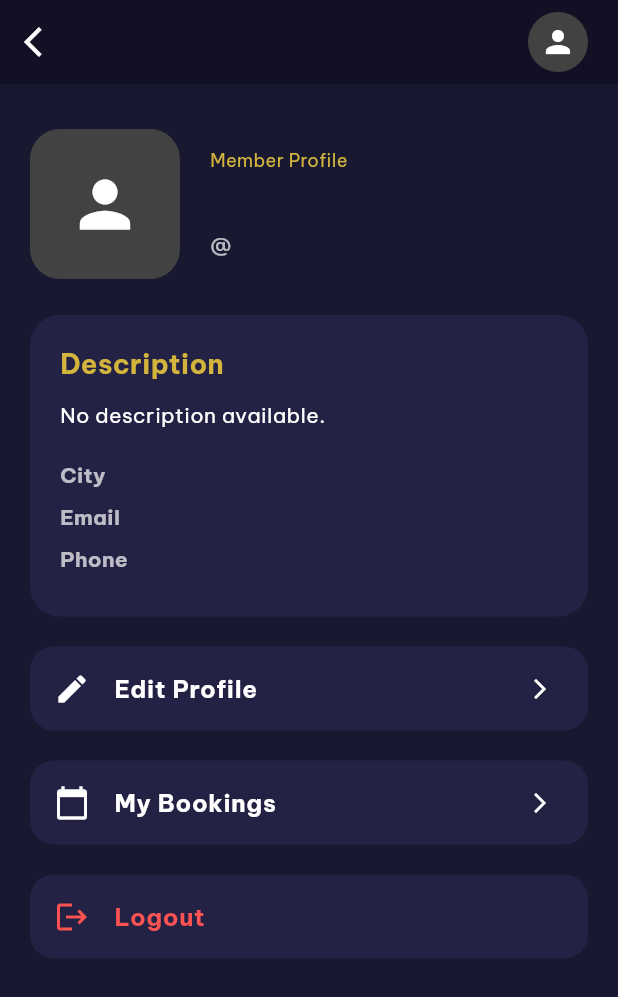
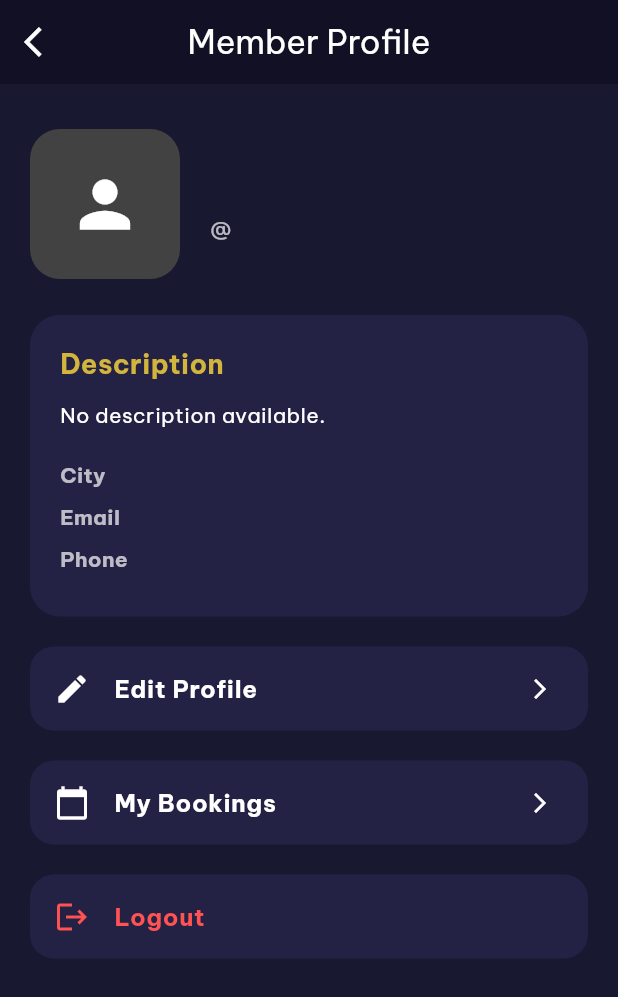
Before and after one commit to pbp-kelompok-f3/kulatih-mobile, a Flutter app: the ProfileLayout screen opened directly with empty values, on a phone screen of 412 x 824 dp. Shown: the top 997 px of the screen. Run offline on Flutter 3.47's test engine with Material 3 defaults, Android fonts, the light colour scheme and no system bars; our stand-ins replace google_fonts; missing offline and left inert: pbp_django_auth; accounts and stored records are empty; network calls fail.

Commit message:
small fixes

```diff
--- a/lib/albert-user/screens/coach_profile.dart
+++ b/lib/albert-user/screens/coach_profile.dart
@@ -3,7 +3,6 @@ import 'package:provider/provider.dart';
 import 'package:kulatih_mobile/models/user_provider.dart';
 import 'package:kulatih_mobile/albert-user/widgets/profile_layout.dart';
 import 'package:kulatih_mobile/albert-user/widgets/coach_card.dart'; // Import constant sportChoices
-import 'package:kulatih_mobile/navigationbar.dart';
 
 class CoachProfile extends StatelessWidget {
   const CoachProfile({super.key});
--- a/lib/albert-user/screens/member_profile.dart
+++ b/lib/albert-user/screens/member_profile.dart
@@ -2,7 +2,6 @@ import 'package:flutter/material.dart';
 import 'package:provider/provider.dart';
 import 'package:kulatih_mobile/models/user_provider.dart';
 import 'package:kulatih_mobile/albert-user/widgets/profile_layout.dart';
-import 'package:kulatih_mobile/navigationbar.dart';
 
 class MemberProfile extends StatelessWidget {
   const MemberProfile({super.key});
--- a/lib/albert-user/widgets/profile_layout.dart
+++ b/lib/albert-user/widgets/profile_layout.dart
@@ -35,22 +35,17 @@ class ProfileLayout extends StatelessWidget {
       appBar: AppBar(
         backgroundColor: AppColors.navBarBg,
         elevation: 0,
+        scrolledUnderElevation: 0,
         leading: IconButton(
           icon: const Icon(Icons.arrow_back_ios, color: Colors.white),
           onPressed: () => Navigator.pop(context),
         ),
-        actions: [
-          Padding(
-            padding: const EdgeInsets.only(right: 20),
-            child: CircleAvatar(
-              backgroundColor: Colors.grey[800],
-              backgroundImage: imageProvider,
-              child: (imageProvider == null)
-                  ? const Icon(Icons.person, color: Colors.white)
-                  : null,
-            ),
-          ),
-        ],
+        title: Text(
+          user.isCoach ? "Coach Profile" : "Member Profile",
+          style: const TextStyle(color: AppColors.textPrimary),
+        ),
+        centerTitle: true,
+        actions: [],
       ),
       body: SingleChildScrollView(
         padding: const EdgeInsets.symmetric(horizontal: 20),
@@ -84,15 +79,7 @@ class ProfileLayout extends StatelessWidget {
                     crossAxisAlignment: CrossAxisAlignment.start,
                     children: [
                       Text(
-                        user.isCoach ? "Coach Profile" : "Member Profile",
-                        style: const TextStyle(
-                          color: AppColors.textHeading,
-                          fontSize: 12,
-                        ),
-                      ),
-                      const SizedBox(height: 4),
-                      Text(
-                        user.fullName, // Menggunakan getter fullName dari model
+                        user.fullName,
                         style: const TextStyle(
                           color: Colors.white,
                           fontSize: 24,
```
Also changed, not shown: lib/albert-user/screens/coach_detail.dart (+6 -9 lines), lib/albert-user/screens/edit_profile.dart (+8 -6 lines).
